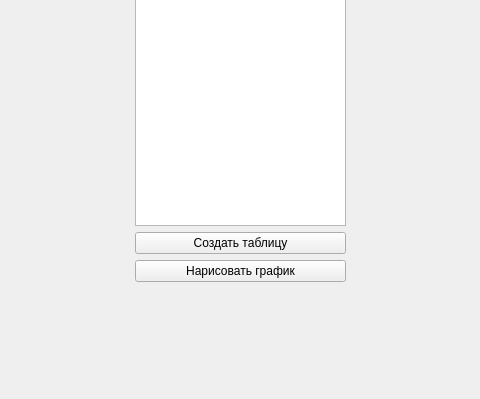
The window that mainwindow.ui (Rokli/numerical-differentiation-) describes before a commit, drawn with Qt 5; both pictures show x 305 to 785 and y 109 to 508 of the 1115 by 508 pixel window.
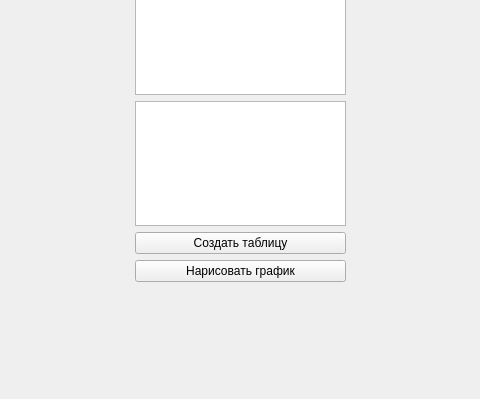
The same window after the commit. Custom widgets are drawn as their Qt base class.

```diff
--- a/mainwindow.ui
+++ b/mainwindow.ui
@@ -119,6 +119,9 @@
        </column>
       </widget>
      </item>
+     <item>
+      <widget class="QTextEdit" name="Edit"/>
+     </item>
      <item>
       <widget class="QPushButton" name="CreateTable">
        <property name="text">
```
